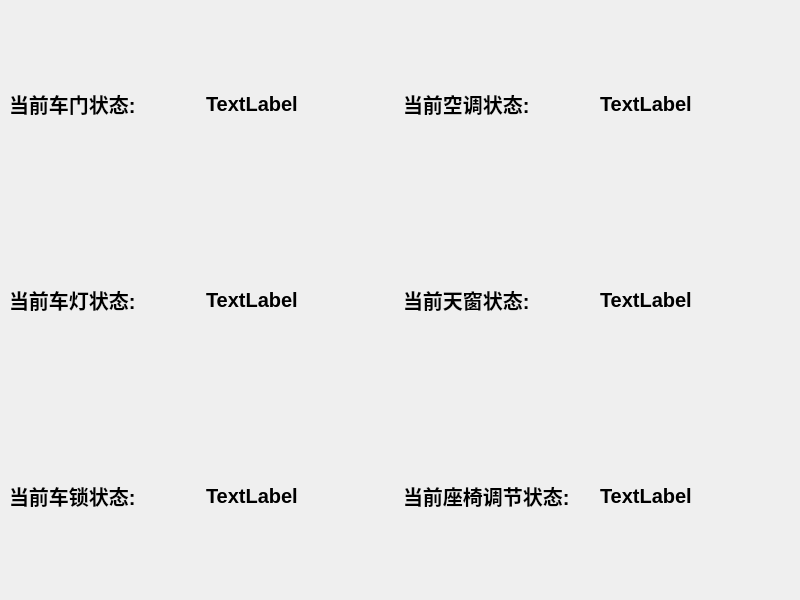
First picture: the form in subprojects/carCenter/carCenter.ui, repository TennousuAthena/qcDrive, before the edit.
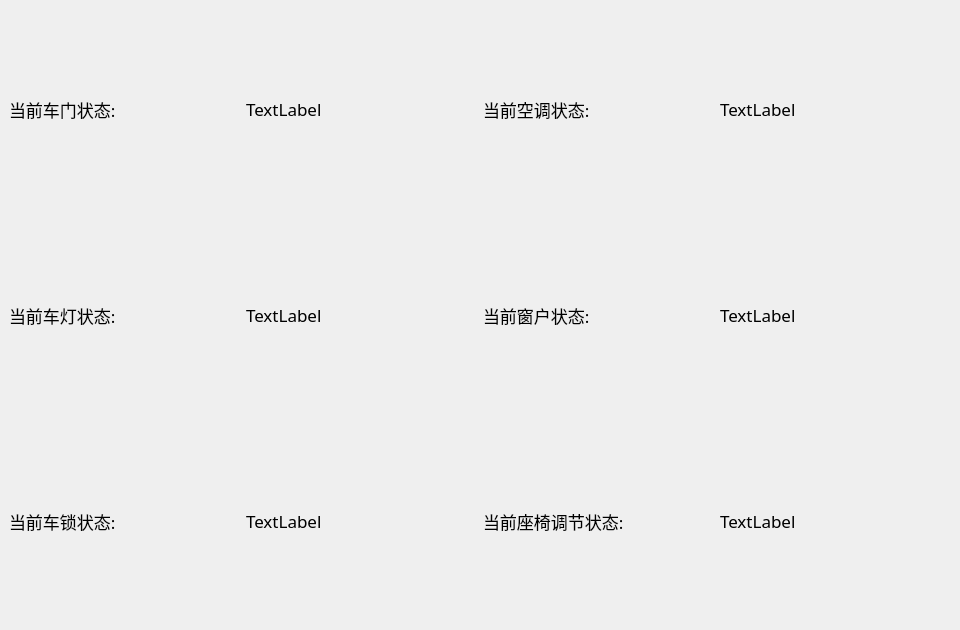
Second picture: the form after the edit. Icons and pictures are not drawn.

```diff
--- a/subprojects/carCenter/carCenter.ui
+++ b/subprojects/carCenter/carCenter.ui
@@ -6,20 +6,28 @@
    <rect>
     <x>0</x>
     <y>0</y>
-    <width>800</width>
-    <height>600</height>
+    <width>960</width>
+    <height>630</height>
    </rect>
   </property>
+  <property name="minimumSize">
+   <size>
+    <width>732</width>
+    <height>0</height>
+   </size>
+  </property>
   <property name="font">
    <font>
     <pointsize>15</pointsize>
-    <weight>75</weight>
     <bold>true</bold>
    </font>
   </property>
   <property name="windowTitle">
    <string>carCenter</string>
   </property>
+  <property name="styleSheet">
+   <string notr="true">background-image: url(:/assets/t_floor_roughness-B2nbKZpC.webp);</string>
+  </property>
   <widget class="QWidget" name="centralwidget">
    <layout class="QGridLayout" name="gridLayout">
     <item row="0" column="0">
@@ -30,6 +38,13 @@
          <layout class="QHBoxLayout" name="horizontalLayout">
           <item>
            <widget class="QLabel" name="label">
+            <property name="font">
+             <font>
+              <family>Academy Engraved LET</family>
+              <pointsize>13</pointsize>
+              <bold>false</bold>
+             </font>
+            </property>
             <property name="text">
              <string>当前车门状态:</string>
             </property>
@@ -37,6 +52,13 @@
           </item>
           <item>
            <widget class="QLabel" name="label_door">
+            <property name="font">
+             <font>
+              <family>Academy Engraved LET</family>
+              <pointsize>13</pointsize>
+              <bold>false</bold>
+             </font>
+            </property>
             <property name="text">
              <string>TextLabel</string>
             </property>
@@ -48,6 +70,13 @@
          <layout class="QHBoxLayout" name="horizontalLayout_2">
           <item>
            <widget class="QLabel" name="label_2">
+            <property name="font">
+             <font>
+              <family>Academy Engraved LET</family>
+              <pointsize>13</pointsize>
+              <bold>false</bold>
+             </font>
+            </property>
             <property name="text">
              <string>当前车灯状态:</string>
             </property>
@@ -55,6 +84,13 @@
           </item>
           <item>
            <widget class="QLabel" name="label_light">
+            <property name="font">
+             <font>
+              <family>Academy Engraved LET</family>
+              <pointsize>13</pointsize>
+              <bold>false</bold>
+             </font>
+            </property>
             <property name="text">
              <string>TextLabel</string>
             </property>
@@ -66,6 +102,13 @@
          <layout class="QHBoxLayout" name="horizontalLayout_3">
           <item>
            <widget class="QLabel" name="label_3">
+            <property name="font">
+             <font>
+              <family>Academy Engraved LET</family>
+              <pointsize>13</pointsize>
+              <bold>false</bold>
+             </font>
+            </property>
             <property name="text">
              <string>当前车锁状态:</string>
             </property>
@@ -73,6 +116,13 @@
           </item>
           <item>
            <widget class="QLabel" name="label_lock">
+            <property name="font">
+             <font>
+              <family>Academy Engraved LET</family>
+              <pointsize>13</pointsize>
+              <bold>false</bold>
+             </font>
+            </property>
             <property name="text">
              <string>TextLabel</string>
             </property>
@@ -88,6 +138,13 @@
          <layout class="QHBoxLayout" name="horizontalLayout_4">
           <item>
            <widget class="QLabel" name="label_4">
+            <property name="font">
+             <font>
+              <family>Academy Engraved LET</family>
+              <pointsize>13</pointsize>
+              <bold>false</bold>
+             </font>
+            </property>
             <property name="text">
              <string>当前空调状态:</string>
             </property>
@@ -95,6 +152,13 @@
           </item>
           <item>
            <widget class="QLabel" name="label_airCondition">
+            <property name="font">
+             <font>
+              <family>Academy Engraved LET</family>
+              <pointsize>13</pointsize>
+              <bold>false</bold>
+             </font>
+            </property>
             <property name="text">
              <string>TextLabel</string>
             </property>
@@ -106,13 +170,27 @@
          <layout class="QHBoxLayout" name="horizontalLayout_5">
           <item>
            <widget class="QLabel" name="label_5">
+            <property name="font">
+             <font>
+              <family>Academy Engraved LET</family>
+              <pointsize>13</pointsize>
+              <bold>false</bold>
+             </font>
+            </property>
             <property name="text">
-             <string>当前天窗状态:</string>
+             <string>当前窗户状态:</string>
             </property>
            </widget>
           </item>
           <item>
            <widget class="QLabel" name="label_skylight">
+            <property name="font">
+             <font>
+              <family>Academy Engraved LET</family>
+              <pointsize>13</pointsize>
+              <bold>false</bold>
+             </font>
+            </property>
             <property name="text">
              <string>TextLabel</string>
             </property>
@@ -124,6 +202,13 @@
          <layout class="QHBoxLayout" name="horizontalLayout_6">
           <item>
            <widget class="QLabel" name="label_6">
+            <property name="font">
+             <font>
+              <family>Academy Engraved LET</family>
+              <pointsize>13</pointsize>
+              <bold>false</bold>
+             </font>
+            </property>
             <property name="text">
              <string>当前座椅调节状态:</string>
             </property>
@@ -131,6 +216,19 @@
           </item>
           <item>
            <widget class="QLabel" name="label_seatAdjustment">
+            <property name="baseSize">
+             <size>
+              <width>960</width>
+              <height>600</height>
+             </size>
+            </property>
+            <property name="font">
+             <font>
+              <family>Academy Engraved LET</family>
+              <pointsize>13</pointsize>
+              <bold>false</bold>
+             </font>
+            </property>
             <property name="text">
              <string>TextLabel</string>
             </property>
```
